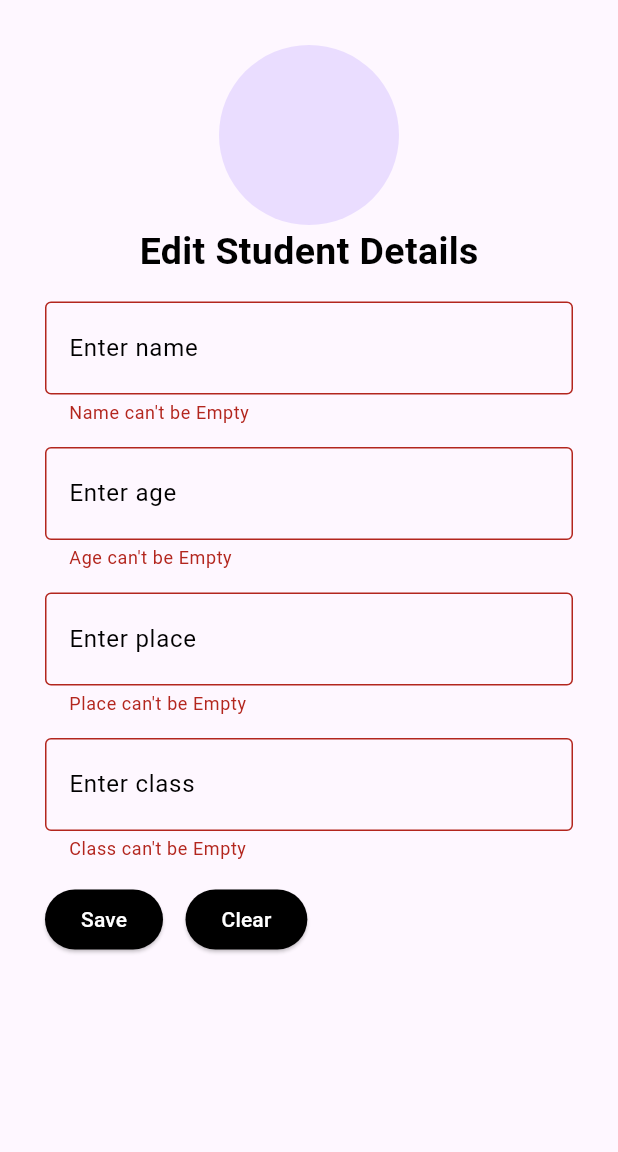
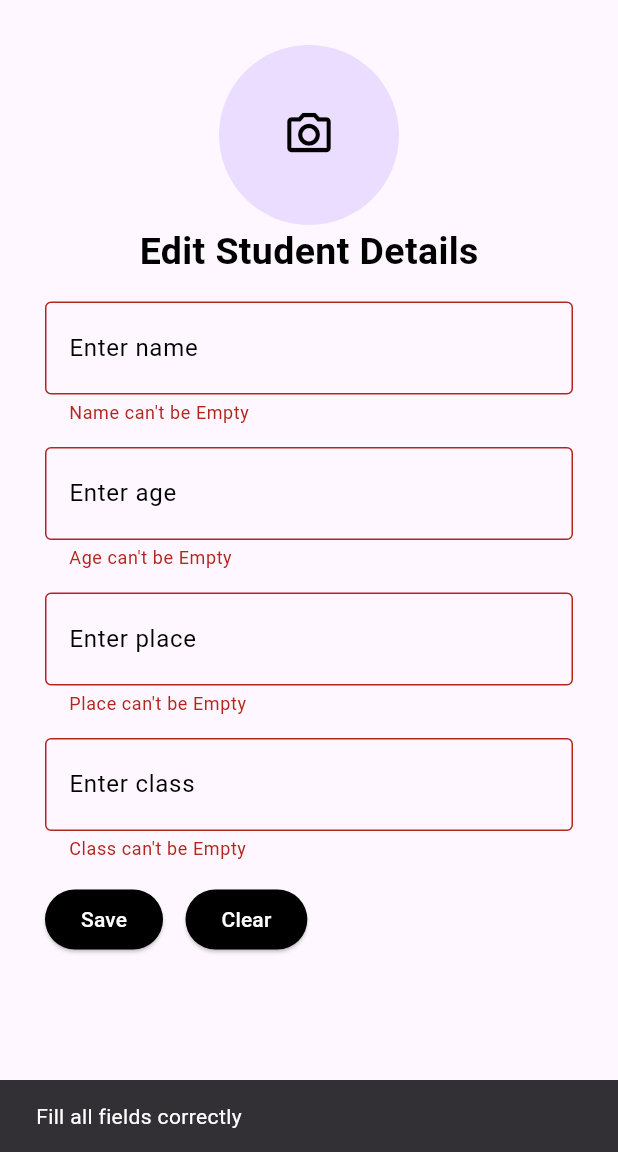
Before and after one commit to DUDU0123/SQFLITE_STUDENT_DB, a Flutter app: the EditStudentProfilePage screen opened directly with empty values, after a tap on "Save", on a phone screen of 412 x 824 dp, the part 84-1236 px from its top. Run offline on Flutter 3.47's test engine with Material 2 defaults, Android fonts, the light colour scheme and no system bars; our stand-ins replace image_picker, sqflite; accounts and stored records are empty.

Commit message:
Commit 4

```diff
--- a/lib/main.dart
+++ b/lib/main.dart
@@ -2,5 +2,6 @@ import 'package:database_practice/root_widget_page.dart';
 import 'package:flutter/material.dart';
 
 void main(){
+  WidgetsFlutterBinding.ensureInitialized();
   runApp(RootWidgetPage());
 }
--- a/lib/root_widget_page.dart
+++ b/lib/root_widget_page.dart
@@ -7,6 +7,7 @@ class RootWidgetPage extends StatelessWidget {
   @override
   Widget build(BuildContext context) {
     return MaterialApp(
+      debugShowCheckedModeBanner: false,
       theme: ThemeData(
         appBarTheme: AppBarTheme(
           backgroundColor: Color.fromARGB(255, 116, 113, 116),
--- a/lib/screens/edit_studentprofile.dart
+++ b/lib/screens/edit_studentprofile.dart
@@ -1,3 +1,6 @@
+import 'dart:convert';
+import 'dart:io';
+
 import 'package:database_practice/model/student_database_model.dart';
 import 'package:database_practice/screens/common_widgets/text_field_common_widget.dart';
 import 'package:database_practice/screens/common_widgets/text_widget_common.dart';
@@ -5,6 +8,7 @@ import 'package:database_practice/services/db_servicer.dart';
 import 'package:database_practice/utils/colors.dart';
 import 'package:database_practice/utils/height_width.dart';
 import 'package:flutter/material.dart';
+import 'package:image_picker/image_picker.dart';
 
 class EditStudentProfilePage extends StatefulWidget {
   const EditStudentProfilePage({super.key, required this.studentModel});
@@ -37,6 +41,9 @@ class _EditStudentProfilePageState extends State<EditStudentProfilePage> {
     super.initState();
   }
 
+  File? studentImage;
+  String? studentProfileImage;
+  String? base64String;
   @override
   Widget build(BuildContext context) {
     return Scaffold(
@@ -53,8 +60,35 @@ class _EditStudentProfilePageState extends State<EditStudentProfilePage> {
           padding: const EdgeInsets.symmetric(horizontal: 30, vertical: 30),
           child: Column(
             children: [
-              const CircleAvatar(
+              CircleAvatar(
                 radius: 60,
+                backgroundImage: studentImage != null
+                    ? Image.file(studentImage!).image
+                    : null,
+                child: Center(
+                  child: studentImage != null
+                      ? null
+                      : IconButton(
+                          onPressed: () async {
+                            final pickedImage = await ImagePicker()
+                                .pickImage(source: ImageSource.gallery);
+                            if (pickedImage != null) {
+                              setState(() {
+                                studentImage = File(pickedImage.path);
+                              });
+                              List<int> imageBytes =
+                                  await studentImage!.readAsBytes();
+                              base64String = base64Encode(imageBytes);
+                              // studentModel.profileImage = base64String;
+                            }
+                          },
+                          icon: Icon(
+                            Icons.camera_alt_outlined,
+                            size: 35,
+                            color: kBlack,
+                          ),
+                        ),
+                ),
               ),
               TextWidgetCommon(
                 text: "Edit Student Details",
@@ -115,19 +149,39 @@ class _EditStudentProfilePageState extends State<EditStudentProfilePage> {
                             : _standardvalidate = true;
                       });
 
+                      RegExp regExp =
+                          RegExp(r"^(0?[1-9]|[1-9][0-9]|[1][01][0-9]|120)$");
+                      RegExp stringRegExp = RegExp(r"^[^0-9,]*$");
                       if (_namevalidate &&
                           _agevalidate &&
                           _placevalidate &&
-                          _standardvalidate) {
+                          _standardvalidate &&
+                          regExp.hasMatch(_ageController.text) &&
+                          stringRegExp.hasMatch(_nameController.text) &&
+                          stringRegExp.hasMatch(_placeController.text)) {
                         var _student = StudentDataBaseModel();
-                        _student.profileImage = widget.studentModel.profileImage;
+                        _student.profileImage =
+                            widget.studentModel.profileImage;
                         _student.id = widget.studentModel.id;
                         _student.name = _nameController.text;
                         _student.age = _ageController.text;
                         _student.place = _placeController.text;
                         _student.standard = _standardController.text;
-                        var result = await _dbServicer.updateStudentData(_student);
+                        var result =
+                            await _dbServicer.updateStudentData(_student);
                         Navigator.pop(context, result);
+                      } else {
+                        ScaffoldMessenger.of(context).showSnackBar(
+                          SnackBar(
+                            duration: const Duration(
+                              seconds: 2,
+                            ),
+                            content: TextWidgetCommon(
+                              color: kWhite,
+                              text: "Fill all fields correctly",
+                            ),
+                          ),
+                        );
                       }
                     },
                     child: TextWidgetCommon(
--- a/lib/screens/student_profile_page.dart
+++ b/lib/screens/student_profile_page.dart
@@ -33,25 +33,21 @@ class StudentProfilePage extends StatelessWidget {
             kHeight25,
             StudentDataRowWidget(
               fieldName: "Name",
-              studentModel: studentModel,
               text: studentModel.name ?? '',
             ),
             kHeight15,
             StudentDataRowWidget(
               fieldName: "Age",
-              studentModel: studentModel,
               text: studentModel.age ?? '',
             ),
             kHeight15,
             StudentDataRowWidget(
               fieldName: "Place",
-              studentModel: studentModel,
               text: studentModel.place ?? '',
             ),
             kHeight15,
             StudentDataRowWidget(
               fieldName: "Class",
-              studentModel: studentModel,
               text: studentModel.standard ?? '',
             ),
           ],
@@ -64,12 +60,10 @@ class StudentProfilePage extends StatelessWidget {
 class StudentDataRowWidget extends StatelessWidget {
   const StudentDataRowWidget({
     super.key,
-    required this.studentModel,
     required this.text,
     required this.fieldName,
   });
 
-  final StudentDataBaseModel studentModel;
   final String text;
   final String fieldName;
 
```
Also changed, not shown: lib/screens/add_student.dart (+25 -5 lines), lib/screens/home_page.dart (+0 -7 lines), 1 other file.
